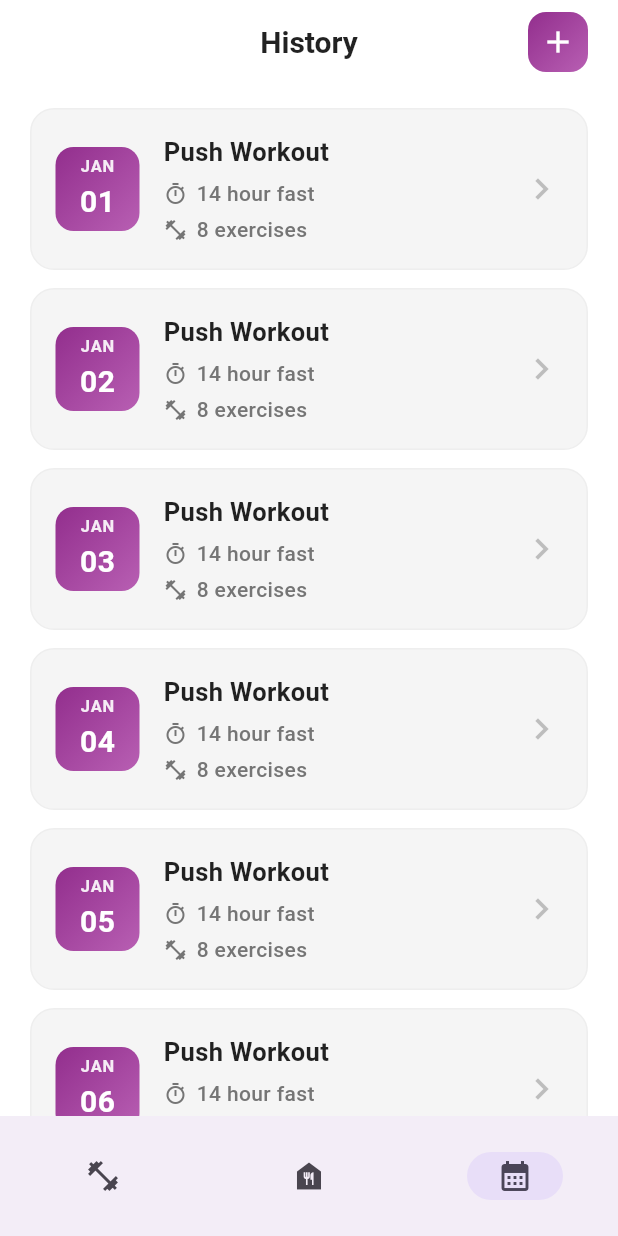
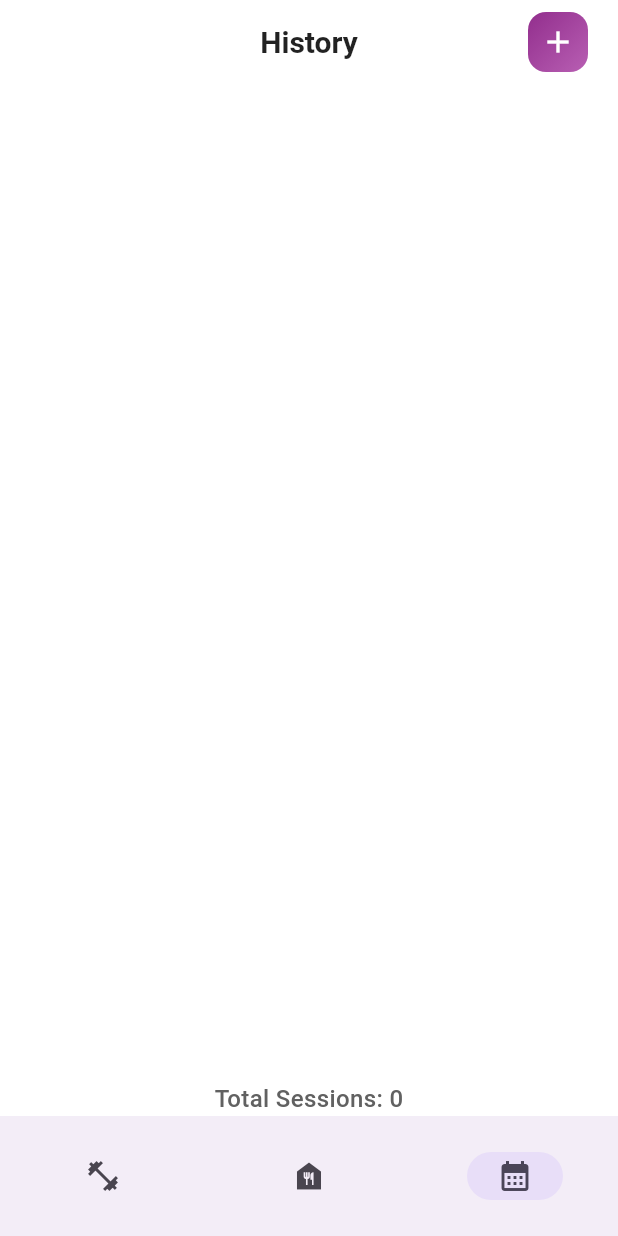
Before and after one commit to devonblackbeard/lifters_anonymous, a Flutter app: the screen it shows after launch, item 3 of the bottom bar chosen, on a phone screen of 412 x 824 dp. Run offline on Flutter 3.47's test engine with Material 3 defaults, Android fonts, the phone set to English and light mode, and no system bars; our stand-ins replace hive, hive_flutter; accounts and stored records are empty.

Commit message:
Add ability to add a session

```diff
--- a/lib/history.dart
+++ b/lib/history.dart
@@ -1,5 +1,7 @@
 import 'package:flutter/material.dart';
 import 'package:lifters_anonymous/add_workout_item.dart';
+import 'package:lifters_anonymous/models/workout.dart';
+import 'package:lifters_anonymous/utils/database.dart';
 
 class History extends StatefulWidget {
   const History({super.key});
@@ -15,14 +17,29 @@ class _HistoryState extends State<History> {
   static const Color surfaceColor = Color(0xFFF5F5F5);
 
   void navigateToAddCalendarEntry() async {
+    final mySessionBox = Database.sessionBox;
+
     print('Add calendar entry');
-    final newWorkout = await Navigator.push(
+    final result = await Navigator.push(
       context,
       MaterialPageRoute(
         builder: (context) => const AddWorkoutItem(type: 'Session'),
       ),
     );
-    print('Returned from adding calendar entry$newWorkout');
+    print('Returned from adding calendar entry$result');
+
+    //save session to db
+    if (result != null && result is SessionDTO) {
+      print('YES!');
+      var newSessionObj = Session(
+        id: DateTime.now().millisecondsSinceEpoch.toString(),
+        workoutId: result.workoutId,
+        date: result.date,
+        moveRecords: [],
+      );
+      mySessionBox.add(newSessionObj);
+      setState(() {});
+    }
   }
 
   String formatDate(int day) {
@@ -55,10 +72,7 @@ class _HistoryState extends State<History> {
         foregroundColor: Colors.black87,
         title: const Text(
           'History',
-          style: TextStyle(
-            fontWeight: FontWeight.w600,
-            fontSize: 20,
-          ),
+          style: TextStyle(fontWeight: FontWeight.w600, fontSize: 20),
         ),
         centerTitle: true,
         actions: [
@@ -76,42 +90,185 @@ class _HistoryState extends State<History> {
                   ),
                   borderRadius: BorderRadius.circular(12),
                 ),
-                child: const Icon(
-                  Icons.add,
-                  color: Colors.white,
-                  size: 24,
-                ),
+                child: const Icon(Icons.add, color: Colors.white, size: 24),
               ),
             ),
           ),
         ],
       ),
-      body: ListView.builder(
+      body: Column(
+        children: [
+          Expanded(
+            child: ListView.builder(
               padding: const EdgeInsets.symmetric(horizontal: 20, vertical: 16),
-        itemBuilder: (context, index) => historicalItemCard(index + 1),
-        itemCount: 35,
+              itemBuilder:
+                  (context, index) => _buildSessionCard(
+                    Database.sessionBox.values.toList()[index],
+                    index,
+                  ),
+              itemCount: Database.sessionBox.length,
+            ),
+          ),
+          Text(
+            'Total Sessions: ${Database.sessionBox.length}',
+            style: TextStyle(
+              fontSize: 16,
+              fontWeight: FontWeight.w500,
+              color: Colors.grey.shade700,
+            ),
+          ),
+        ],
       ),
     );
   }
 
-  Widget historicalItemCard(int dateVariable) {
-    return Container(
-      margin: const EdgeInsets.only(bottom: 12),
-      decoration: BoxDecoration(
-        color: surfaceColor,
-        borderRadius: BorderRadius.circular(16),
-        border: Border.all(
-          color: Colors.grey.shade200,
-          width: 1,
-        ),
-      ),
-      child: Material(
+  // Widget historicalSessionCard(int dateVariable) {
+  //   return Container(
+  //     margin: const EdgeInsets.only(bottom: 12),
+  //     decoration: BoxDecoration(
+  //       color: surfaceColor,
+  //       borderRadius: BorderRadius.circular(16),
+  //       border: Border.all(color: Colors.grey.shade200, width: 1),
+  //     ),
+  //     child: ListView.builder(
+  //       itemBuilder: (context, idx) {
+  //         final session = Database.sessionBox.values.toList()[idx];
+  //         return _buildSessionCard(session, idx);
+  //       },
+  //       itemCount: Database.sessionBox.length,
+  //       shrinkWrap: true,
+  //       physics: const NeverScrollableScrollPhysics(),
+  //     ),
+  //   );
+  // }
+
+  //   child: Material(
+  //     color: Colors.transparent,
+  //     child: InkWell(
+  //       borderRadius: BorderRadius.circular(16),
+  //       onTap: () {
+  //         // Handle tap
+  //         print('Tapped on entry $dateVariable');
+  //       },
+  //       child: Padding(
+  //         padding: const EdgeInsets.all(16),
+  //         child: Row(
+  //           children: [
+  //             // Date icon
+  //             Container(
+  //               width: 56,
+  //               height: 56,
+  //               decoration: BoxDecoration(
+  //                 gradient: LinearGradient(
+  //                   colors: [primaryColor, primaryLight],
+  //                   begin: Alignment.topLeft,
+  //                   end: Alignment.bottomRight,
+  //                 ),
+  //                 borderRadius: BorderRadius.circular(12),
+  //               ),
+  //               child: Column(
+  //                 mainAxisAlignment: MainAxisAlignment.center,
+  //                 children: [
+  //                   Text(
+  //                     'JAN',
+  //                     style: TextStyle(
+  //                       color: Colors.white.withOpacity(0.9),
+  //                       fontSize: 11,
+  //                       fontWeight: FontWeight.w600,
+  //                       letterSpacing: 0.5,
+  //                     ),
+  //                   ),
+  //                   const SizedBox(height: 2),
+  //                   Text(
+  //                     dateVariable.toString().padLeft(2, '0'),
+  //                     style: const TextStyle(
+  //                       color: Colors.white,
+  //                       fontSize: 20,
+  //                       fontWeight: FontWeight.bold,
+  //                     ),
+  //                   ),
+  //                 ],
+  //               ),
+  //             ),
+  //             const SizedBox(width: 16),
+  //             // Content
+  //             Expanded(
+  //               child: Column(
+  //                 crossAxisAlignment: CrossAxisAlignment.start,
+  //                 children: [
+  //                   Text(
+  //                     'Push Workout',
+  //                     style: TextStyle(
+  //                       fontSize: 17,
+  //                       fontWeight: FontWeight.w600,
+  //                       color: Colors.black87,
+  //                     ),
+  //                   ),
+  //                   const SizedBox(height: 6),
+  //                   Row(
+  //                     children: [
+  //                       Icon(
+  //                         Icons.timer_outlined,
+  //                         size: 16,
+  //                         color: Colors.grey.shade600,
+  //                       ),
+  //                       const SizedBox(width: 6),
+  //                       Text(
+  //                         '14 hour fast',
+  //                         style: TextStyle(
+  //                           fontSize: 14,
+  //                           color: Colors.grey.shade600,
+  //                           fontWeight: FontWeight.w500,
+  //                         ),
+  //                       ),
+  //                     ],
+  //                   ),
+  //                   const SizedBox(height: 4),
+  //                   Row(
+  //                     children: [
+  //                       Icon(
+  //                         Icons.fitness_center,
+  //                         size: 16,
+  //                         color: Colors.grey.shade600,
+  //                       ),
+  //                       const SizedBox(width: 6),
+  //                       Text(
+  //                         '8 exercises',
+  //                         style: TextStyle(
+  //                           fontSize: 14,
+  //                           color: Colors.grey.shade600,
+  //                           fontWeight: FontWeight.w500,
+  //                         ),
+  //                       ),
+  //                     ],
+  //                   ),
+  //                 ],
+  //               ),
+  //             ),
+  //             // Chevron
+  //             Icon(
+  //               Icons.chevron_right,
+  //               size: 28,
+  //               color: Colors.grey.shade400,
+  //             ),
+  //           ],
+  //         ),
+  //       ),
+  //     ),
+  //   ),
+  // );
+
+  _buildSessionCard(session, int idx) {
+    //return Text('YOOO!');
+    print('CALLED');
+
+    return Material(
       color: Colors.transparent,
       child: InkWell(
         borderRadius: BorderRadius.circular(16),
         onTap: () {
           // Handle tap
-            print('Tapped on entry $dateVariable');
+          // print('Tapped on entry $dateVariable');
         },
         child: Padding(
           padding: const EdgeInsets.all(16),
@@ -133,7 +290,7 @@ class _HistoryState extends State<History> {
                   mainAxisAlignment: MainAxisAlignment.center,
                   children: [
                     Text(
-                        'JAN',
+                      session.date.month.toString().padLeft(2, '0'),
                       style: TextStyle(
                         color: Colors.white.withOpacity(0.9),
                         fontSize: 11,
@@ -143,7 +300,7 @@ class _HistoryState extends State<History> {
                     ),
                     const SizedBox(height: 2),
                     Text(
-                        dateVariable.toString().padLeft(2, '0'),
+                      session.date.day.toString().padLeft(2, '0'),
                       style: const TextStyle(
                         color: Colors.white,
                         fontSize: 20,
@@ -160,7 +317,7 @@ class _HistoryState extends State<History> {
                   crossAxisAlignment: CrossAxisAlignment.start,
                   children: [
                     Text(
-                        'Push Workout',
+                      session.workoutId,
                       style: TextStyle(
                         fontSize: 17,
                         fontWeight: FontWeight.w600,
@@ -209,13 +366,8 @@ class _HistoryState extends State<History> {
                 ),
               ),
               // Chevron
-                Icon(
-                  Icons.chevron_right,
-                  size: 28,
-                  color: Colors.grey.shade400,
-                ),
+              Icon(Icons.chevron_right, size: 28, color: Colors.grey.shade400),
             ],
-            ),
           ),
         ),
       ),
--- a/lib/models/workout.dart
+++ b/lib/models/workout.dart
@@ -3,7 +3,8 @@ import 'package:hive/hive.dart';
 part 'workout.g.dart';
 
 @HiveType(typeId: 0)
-class Workout { // Workout aka split
+class Workout {
+  // Workout aka split
   @HiveField(0)
   final String id;
 
@@ -27,30 +28,45 @@ class Move {
   Move({required this.id, required this.name});
 }
 
-// @HiveType(typeId: 2)
-// class WorkoutRecord {
-//   @HiveField(0)
-//   final String id;
+@HiveType(typeId: 2)
+class Session {
+  @HiveField(0)
+  final String id;
 
-//   @HiveField(1)
-//   final DateTime date;
+  @HiveField(1)
+  final DateTime date;
 
-//   @HiveField(2)
-//   final String workoutId;
+  @HiveField(2)
+  final String workoutId;
 
-//   @HiveField(3)
-//   final List<MoveRecord> moveRecords;
+  @HiveField(3)
+  final List<MoveRecord> moveRecords;
 
-//   WorkoutRecord({required this.id, required this.workoutId, required this.date, required this.moveRecords});
-// }
+  Session({
+    required this.id,
+    required this.workoutId,
+    required this.date,
+    required this.moveRecords,
+  });
+}
 
-// class MoveRecord {
-//   final String moveId;
-//   final int setsCompleted;
-//   final int repsCompleted;
+class MoveRecord {
+  final String moveId;
+  final int setsCompleted;
+  final int repsCompleted;
 
-//   MoveRecord(
-//       {required this.moveId,
-//       required this.setsCompleted,
-//       required this.repsCompleted});
-// }
+  MoveRecord({
+    required this.moveId,
+    required this.setsCompleted,
+    required this.repsCompleted,
+  });
+}
+
+// DTO'S
+
+class SessionDTO {
+  final String workoutId;
+  final DateTime date;
+
+  SessionDTO({required this.workoutId, required this.date});
+}
--- a/lib/utils/database.dart
+++ b/lib/utils/database.dart
@@ -7,5 +7,5 @@ class Database {
   static Box<Workout> get workoutBox => Hive.box<Workout>('workoutDataBox');
 
   // static Box get fastingBox => Hive.box('fastingDataBox');
-  // static Box get historyBox => Hive.box('historyDataBox');
+  static Box<Session> get sessionBox => Hive.box<Session>('sessionDataBox');
 }
--- a/lib/view_workout_split.dart
+++ b/lib/view_workout_split.dart
@@ -72,7 +72,7 @@ class _ViewWorkoutSplitState extends State<ViewWorkoutSplit> {
     final key = myBox.keys.elementAt(idx);
 
     myBox.delete(key);
-    setState(() {}); // Trigger rebuild
+    setState(() {});
 
     ScaffoldMessenger.of(context).showSnackBar(
       SnackBar(
```
Also changed, not shown: lib/add_workout_item.dart (+9 -4 lines), lib/main.dart (+11 -6 lines), lib/models/workout.g.dart, 1 other file. Lines whose indentation alone changed are shown as unchanged.
